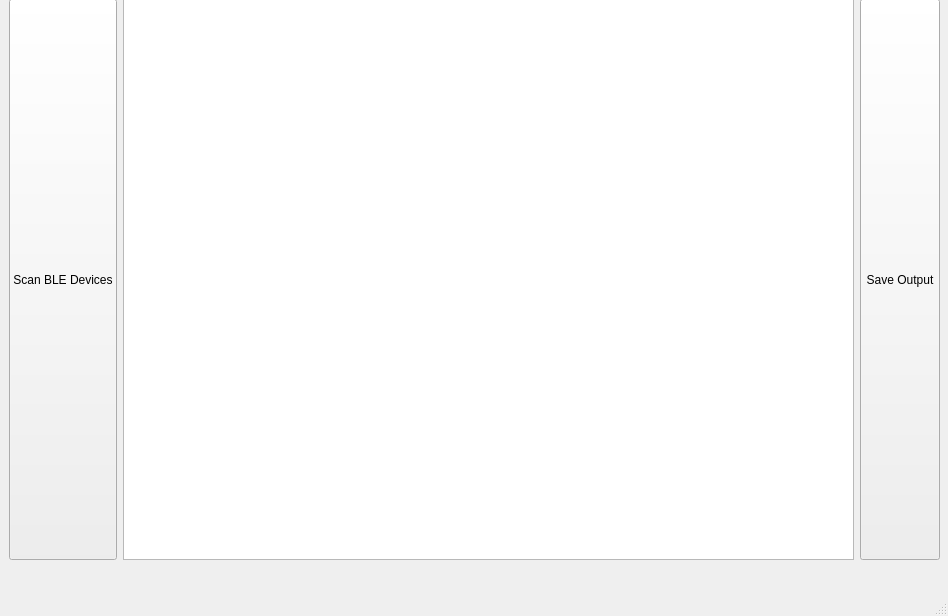
Qt form MainWindow.ui (Sycther/bluetooth-util) before a commit.
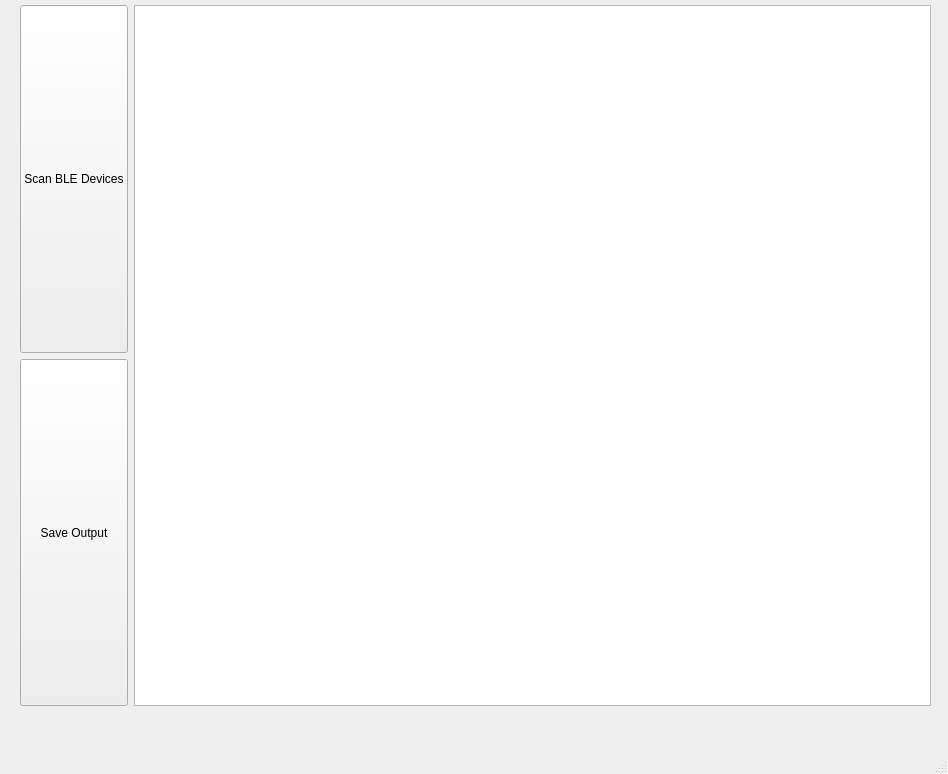
The same form after that commit.

```diff
--- a/MainWindow.ui
+++ b/MainWindow.ui
@@ -7,7 +7,7 @@
     <x>0</x>
     <y>0</y>
     <width>948</width>
-    <height>616</height>
+    <height>774</height>
    </rect>
   </property>
   <property name="windowTitle">
@@ -23,23 +23,14 @@
    <widget class="QWidget" name="horizontalWidget" native="true">
     <property name="geometry">
      <rect>
-      <x>9</x>
-      <y>-1</y>
-      <width>931</width>
-      <height>561</height>
+      <x>20</x>
+      <y>5</y>
+      <width>911</width>
+      <height>701</height>
      </rect>
     </property>
-    <property name="sizePolicy">
-     <sizepolicy hsizetype="Expanding" vsizetype="Expanding">
-      <horstretch>0</horstretch>
-      <verstretch>0</verstretch>
-     </sizepolicy>
-    </property>
-    <layout class="QHBoxLayout" name="horizontalLayout">
-     <property name="sizeConstraint">
-      <enum>QLayout::SetMaximumSize</enum>
-     </property>
-     <item>
+    <layout class="QGridLayout" name="gridLayout">
+     <item row="0" column="0">
       <widget class="QPushButton" name="scanBtn">
        <property name="sizePolicy">
         <sizepolicy hsizetype="Minimum" vsizetype="Expanding">
@@ -52,17 +43,7 @@
        </property>
       </widget>
      </item>
-     <item>
-      <widget class="QListWidget" name="list">
-       <property name="sizePolicy">
-        <sizepolicy hsizetype="Expanding" vsizetype="Expanding">
-         <horstretch>0</horstretch>
-         <verstretch>0</verstretch>
-        </sizepolicy>
-       </property>
-      </widget>
-     </item>
-     <item>
+     <item row="1" column="0">
       <widget class="QPushButton" name="saveBtn">
        <property name="sizePolicy">
         <sizepolicy hsizetype="Minimum" vsizetype="Expanding">
@@ -75,6 +56,16 @@
        </property>
       </widget>
      </item>
+     <item row="0" column="1" rowspan="2">
+      <widget class="QListWidget" name="list">
+       <property name="sizePolicy">
+        <sizepolicy hsizetype="Expanding" vsizetype="Expanding">
+         <horstretch>0</horstretch>
+         <verstretch>0</verstretch>
+        </sizepolicy>
+       </property>
+      </widget>
+     </item>
     </layout>
    </widget>
   </widget>
```
Left out of the diff: 2 changed lines with no effect on the pictures.
